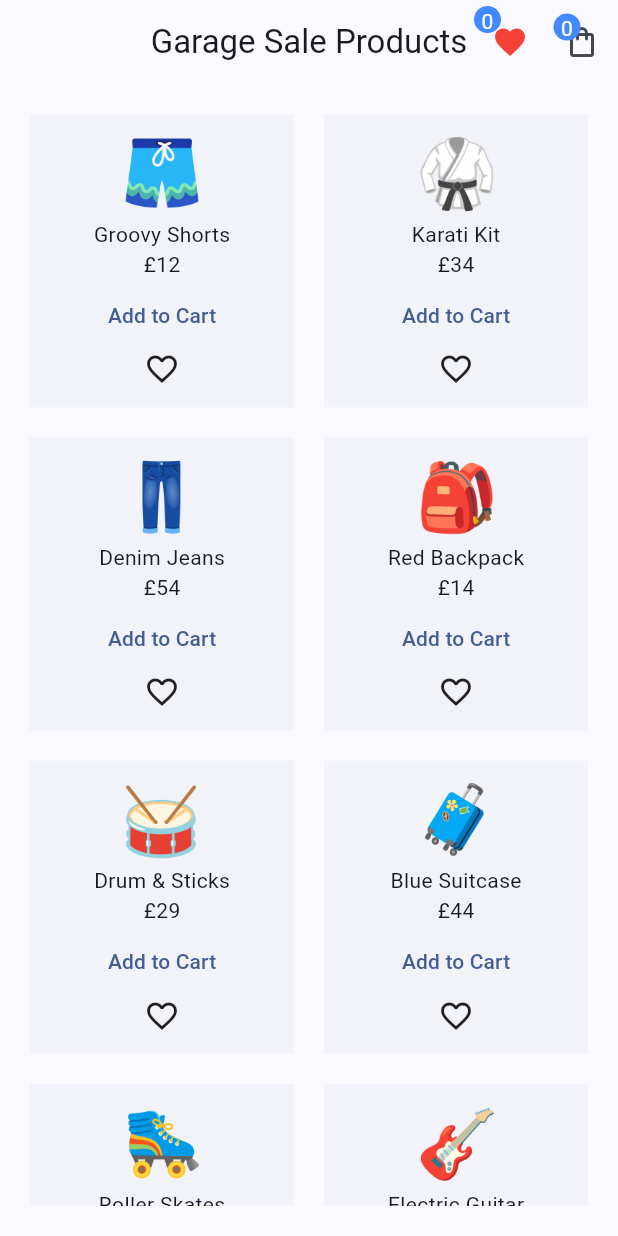
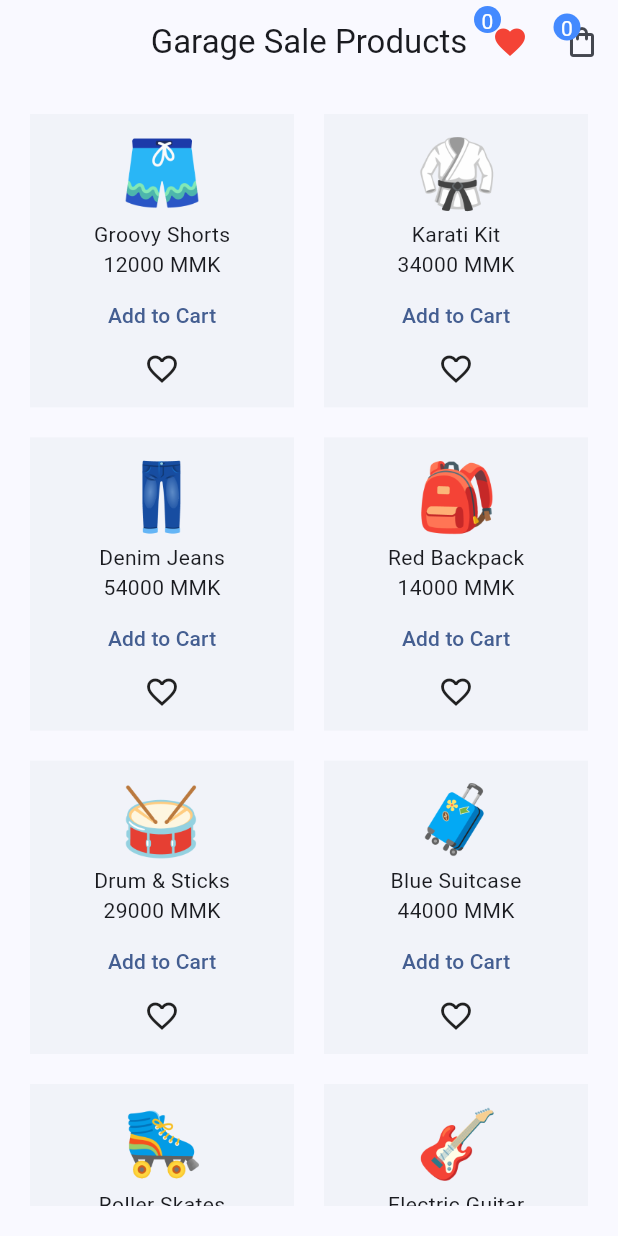
Before and after one commit to sho7798/ecommerce, a Flutter app: the screen it shows after launch, on a phone screen of 412 x 824 dp. Run offline on Flutter 3.47's test engine with Material 3 defaults, Android fonts, the phone set to English and light mode, and no system bars; our stand-ins replace flutter_riverpod, go_router, riverpod_annotation; generated files the repository leaves out were written again.

```diff
--- a/lib/main.dart
+++ b/lib/main.dart
@@ -1,4 +1,4 @@
-import 'package:ecommerce_riverpod/screens/home/home_screen.dart';
+import 'package:ecommerce_riverpod/resources/route_manager.dart';
 import 'package:flutter/material.dart';
 import 'package:flutter_riverpod/flutter_riverpod.dart';
 
@@ -11,12 +11,12 @@ class MyApp extends StatelessWidget {
 
   @override
   Widget build(BuildContext context) {
-    return MaterialApp(
+    return MaterialApp.router(
+      routerConfig: routeGenerator,
       title: '',
       theme: ThemeData(
         colorScheme: ColorScheme.fromSeed(seedColor: Colors.blueAccent),
       ),
-      home: const HomeScreen(),
     );
   }
 }
--- a/lib/providers/product_provider.dart
+++ b/lib/providers/product_provider.dart
@@ -7,7 +7,7 @@ List<Product> allProducts = [
   Product(
     id: '1',
     title: 'Groovy Shorts',
-    price: 12,
+    price: 12000,
     image: 'assets/products/shorts.png',
     information: [
       'Size - Medium',
@@ -19,7 +19,7 @@ List<Product> allProducts = [
   Product(
     id: '2',
     title: 'Karati Kit',
-    price: 34,
+    price: 34000,
     image: 'assets/products/karati.png',
     information: [
       'Size - Medium',
@@ -31,7 +31,7 @@ List<Product> allProducts = [
   Product(
     id: '3',
     title: 'Denim Jeans',
-    price: 54,
+    price: 54000,
     image: 'assets/products/jeans.png',
     information: [
       'Size - Medium',
@@ -43,7 +43,7 @@ List<Product> allProducts = [
   Product(
     id: '4',
     title: 'Red Backpack',
-    price: 14,
+    price: 14000,
     image: 'assets/products/backpack.png',
     information: [
       'Size - Medium',
@@ -55,7 +55,7 @@ List<Product> allProducts = [
   Product(
     id: '5',
     title: 'Drum & Sticks',
-    price: 29,
+    price: 29000,
     image: 'assets/products/drum.png',
     information: [
       'Size - Medium',
@@ -67,7 +67,7 @@ List<Product> allProducts = [
   Product(
     id: '6',
     title: 'Blue Suitcase',
-    price: 44,
+    price: 44000,
     image: 'assets/products/suitcase.png',
     information: [
       'Size - Medium',
@@ -79,7 +79,7 @@ List<Product> allProducts = [
   Product(
     id: '7',
     title: 'Roller Skates',
-    price: 52,
+    price: 52000,
     image: 'assets/products/skates.png',
     information: [
       'Size - Medium',
@@ -91,7 +91,7 @@ List<Product> allProducts = [
   Product(
     id: '8',
     title: 'Electric Guitar',
-    price: 79,
+    price: 79000,
     image: 'assets/products/guitar.png',
     information: [
       'Size - Medium',
--- /dev/null
+++ b/lib/resources/route_manager.dart
@@ -0,0 +1,43 @@
+import 'package:ecommerce_riverpod/models/product.dart';
+import 'package:ecommerce_riverpod/screens/cart/cart_screen.dart';
+import 'package:ecommerce_riverpod/screens/detail/detail.dart';
+import 'package:ecommerce_riverpod/screens/home/home_screen.dart';
+import 'package:ecommerce_riverpod/screens/wishlist/wishlist_screen.dart';
+import 'package:go_router/go_router.dart';
+
+class Routes {
+  static const String homeRoute = '/';
+  static const String wishlistRoute = '/wishlist';
+  static const String cartRoute = '/cart';
+  static const String detailRoute = '/detail';
+}
+
+final routeGenerator = GoRouter(
+  routes: [
+    GoRoute(
+      path: Routes.homeRoute,
+      builder: (context, state) {
+        return HomeScreen();
+      },
+    ),
+    GoRoute(
+      path: Routes.wishlistRoute,
+      builder: (context, state) {
+        return FavoriteScreen();
+      },
+    ),
+    GoRoute(
+      path: Routes.cartRoute,
+      builder: (context, state) {
+        return CartScreen();
+      },
+    ),
+    GoRoute(
+      path: Routes.detailRoute,
+      builder: (context, state) {
+        final product = state.extra as Product;
+        return DetailScreen(item: product);
+      },
+    ),
+  ],
+);
--- a/lib/screens/detail/detail.dart
+++ b/lib/screens/detail/detail.dart
@@ -40,7 +40,7 @@ class _DetailScreenState extends State<DetailScreen> {
                 child: Padding(
                   padding: const EdgeInsets.only(left: 20.0),
                   child: Text(
-                    '£${widget.item!.price}',
+                    '${widget.item!.price} MMK',
                     style: TextStyle(fontSize: 16),
                   ),
                 ),
--- a/lib/screens/home/home_screen.dart
+++ b/lib/screens/home/home_screen.dart
@@ -3,9 +3,10 @@ import 'package:ecommerce_riverpod/common/favorite_icon.dart';
 import 'package:ecommerce_riverpod/providers/cart_provider.dart';
 import 'package:ecommerce_riverpod/providers/product_provider.dart';
 import 'package:ecommerce_riverpod/providers/wishlist_provider.dart';
-import 'package:ecommerce_riverpod/screens/detail/detail.dart';
+import 'package:ecommerce_riverpod/resources/route_manager.dart';
 import 'package:flutter/material.dart';
 import 'package:flutter_riverpod/flutter_riverpod.dart';
+import 'package:go_router/go_router.dart';
 
 class HomeScreen extends ConsumerWidget {
   const HomeScreen({super.key});
@@ -35,14 +36,7 @@ class HomeScreen extends ConsumerWidget {
           itemBuilder: (context, index) {
             return GestureDetector(
               onTap: () {
-                Navigator.push(
-                  context,
-                  MaterialPageRoute(
-                    builder: (context) {
-                      return DetailScreen(item: allProducts[index]);
-                    },
-                  ),
-                );
+                context.push(Routes.detailRoute, extra: allProducts[index]);
               },
               child: Container(
                 padding: const EdgeInsets.all(10),
@@ -55,7 +49,7 @@ class HomeScreen extends ConsumerWidget {
                       height: 60,
                     ),
                     Text(allProducts[index].title),
-                    Text('£${allProducts[index].price}'),
+                    Text('${allProducts[index].price} MMK'),
                     if (cartProducts.contains(allProducts[index]))
                       TextButton(
                         onPressed: () {
--- a/pubspec.yaml
+++ b/pubspec.yaml
@@ -14,6 +14,7 @@ dependencies:
   cupertino_icons: ^1.0.8
   flutter_riverpod: ^3.0.3
   riverpod_annotation: ^3.0.3
+  go_router: ^17.0.0
 
 dev_dependencies:
   flutter_test:
```
Also changed, not shown: lib/common/cart_icon.dart (+3 -9 lines), lib/common/favorite_icon.dart (+3 -9 lines), lib/screens/cart/cart_screen.dart (+15 -5 lines), lib/screens/wishlist/wishlist_screen.dart (+9 -6 lines), pubspec.lock.
